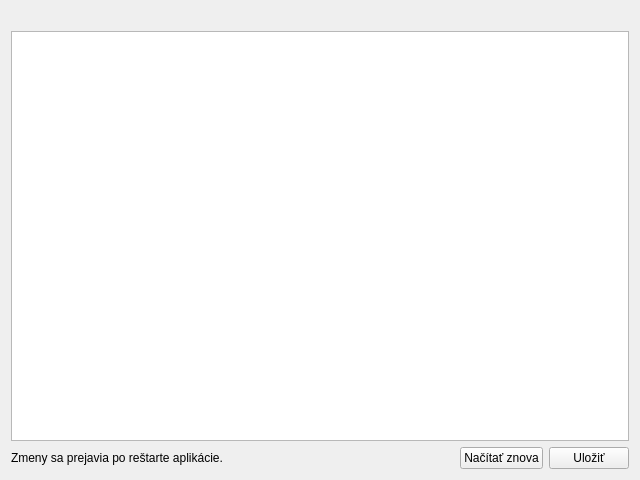
The window that src/ui/config_tab.ui (EduardFrlicka/Palenica-PyQt6) describes before a commit, drawn with Qt 5.
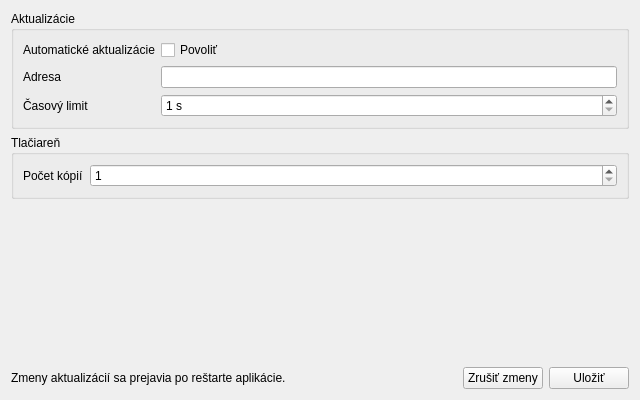
The same window after the commit.

Commit message:
Replace config text editor with a settings form
The settings tab now has form fields for the updater (allow, url,
timeout) and printer copies instead of a raw TOML editor. Saving merges
the values into config.toml, keeping every other setting, and updates the
in-memory config so the copy count applies without a restart.

Claude-Session: https://claude.ai/code/session_01L1kRcNdwHNm14HXqGRGZR6

Diff of the .ui file:
```diff
--- a/src/ui/config_tab.ui
+++ b/src/ui/config_tab.ui
@@ -7,7 +7,7 @@
     <x>0</x>
     <y>0</y>
     <width>640</width>
-    <height>480</height>
+    <height>400</height>
    </rect>
   </property>
   <property name="windowTitle">
@@ -15,28 +15,103 @@
   </property>
   <layout class="QVBoxLayout" name="verticalLayout">
    <item>
-    <widget class="QLabel" name="label_path">
-     <property name="text">
-      <string/>
+    <widget class="QGroupBox" name="group_updater">
+     <property name="title">
+      <string>Aktualizácie</string>
      </property>
-     <property name="textInteractionFlags">
-      <set>Qt::TextInteractionFlag::TextSelectableByMouse</set>
-     </property>
+     <layout class="QFormLayout" name="formLayout_updater">
+      <item row="0" column="0">
+       <widget class="QLabel" name="label_allow_updates">
+        <property name="text">
+         <string>Automatické aktualizácie</string>
+        </property>
+       </widget>
+      </item>
+      <item row="0" column="1">
+       <widget class="QCheckBox" name="check_allow_updates">
+        <property name="text">
+         <string>Povoliť</string>
+        </property>
+       </widget>
+      </item>
+      <item row="1" column="0">
+       <widget class="QLabel" name="label_url">
+        <property name="text">
+         <string>Adresa</string>
+        </property>
+       </widget>
+      </item>
+      <item row="1" column="1">
+       <widget class="QLineEdit" name="edit_url"/>
+      </item>
+      <item row="2" column="0">
+       <widget class="QLabel" name="label_timeout">
+        <property name="text">
+         <string>Časový limit</string>
+        </property>
+       </widget>
+      </item>
+      <item row="2" column="1">
+       <widget class="QSpinBox" name="spin_timeout">
+        <property name="suffix">
+         <string> s</string>
+        </property>
+        <property name="minimum">
+         <number>1</number>
+        </property>
+        <property name="maximum">
+         <number>300</number>
+        </property>
+       </widget>
+      </item>
+     </layout>
     </widget>
    </item>
    <item>
-    <widget class="QPlainTextEdit" name="text_config">
-     <property name="lineWrapMode">
-      <enum>QPlainTextEdit::LineWrapMode::NoWrap</enum>
+    <widget class="QGroupBox" name="group_printer">
+     <property name="title">
+      <string>Tlačiareň</string>
      </property>
+     <layout class="QFormLayout" name="formLayout_printer">
+      <item row="0" column="0">
+       <widget class="QLabel" name="label_copies">
+        <property name="text">
+         <string>Počet kópií</string>
+        </property>
+       </widget>
+      </item>
+      <item row="0" column="1">
+       <widget class="QSpinBox" name="spin_copies">
+        <property name="minimum">
+         <number>1</number>
+        </property>
+        <property name="maximum">
+         <number>20</number>
+        </property>
+       </widget>
+      </item>
+     </layout>
     </widget>
    </item>
+   <item>
+    <spacer name="verticalSpacer">
+     <property name="orientation">
+      <enum>Qt::Orientation::Vertical</enum>
+     </property>
+     <property name="sizeHint" stdset="0">
+      <size>
+       <width>20</width>
+       <height>40</height>
+      </size>
+     </property>
+    </spacer>
+   </item>
    <item>
     <layout class="QHBoxLayout" name="horizontalLayout">
      <item>
       <widget class="QLabel" name="label_info">
        <property name="text">
-        <string>Zmeny sa prejavia po reštarte aplikácie.</string>
+        <string>Zmeny aktualizácií sa prejavia po reštarte aplikácie.</string>
        </property>
       </widget>
      </item>
@@ -56,7 +131,7 @@
      <item>
       <widget class="QPushButton" name="button_reload">
        <property name="text">
-        <string>Načítať znova</string>
+        <string>Zrušiť zmeny</string>
        </property>
       </widget>
      </item>
```
Left out of the diff: 26 changed lines with no effect on the pictures. The commit also changes 5 other files.
